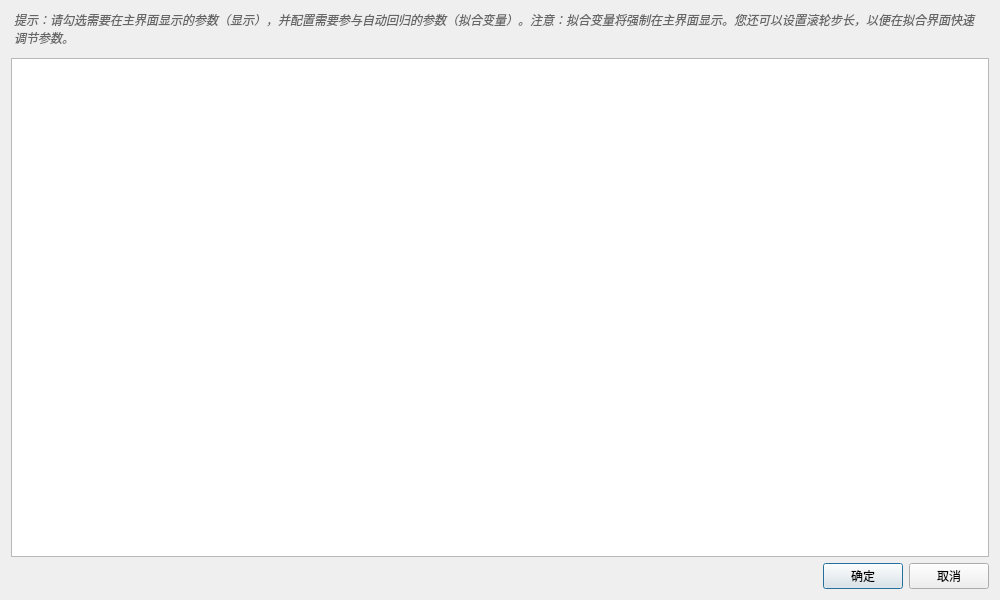
Qt form paramselectdialog.ui (Luqinghao1/WT20260203) before a commit.
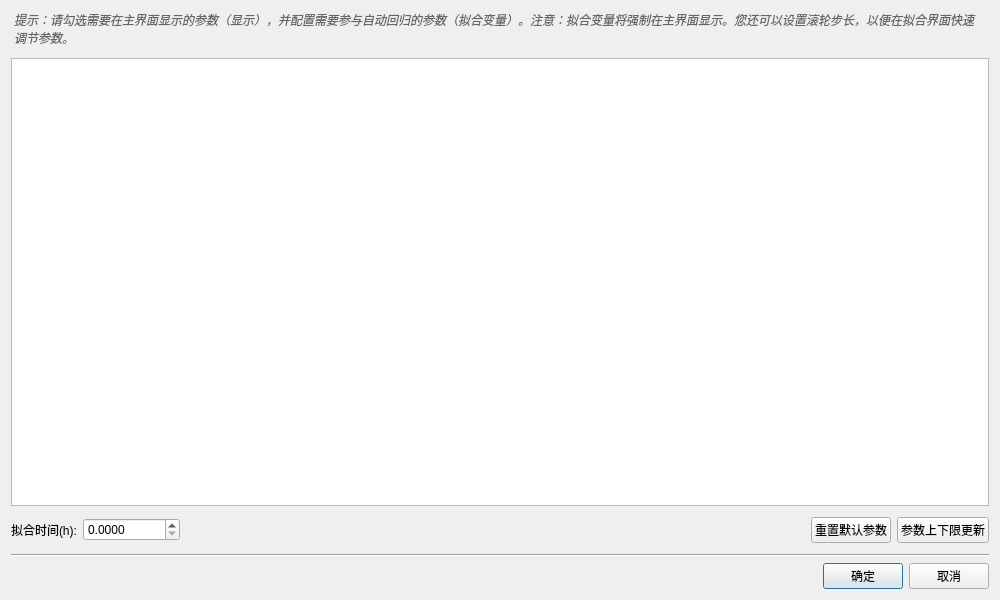
The same form after that commit.

```diff
--- a/paramselectdialog.ui
+++ b/paramselectdialog.ui
@@ -37,6 +37,70 @@
      </property>
     </widget>
    </item>
+   <item>
+    <layout class="QHBoxLayout" name="horizontalLayout_Tools">
+     <property name="topMargin">
+      <number>5</number>
+     </property>
+     <property name="bottomMargin">
+      <number>5</number>
+     </property>
+     <item>
+      <widget class="QLabel" name="labelTime">
+       <property name="text">
+        <string>拟合时间(h):</string>
+       </property>
+      </widget>
+     </item>
+     <item>
+      <widget class="QDoubleSpinBox" name="spinTimeMax">
+       <property name="toolTip">
+        <string>理论曲线计算的最大时间。默认与实测数据一致。</string>
+       </property>
+       <property name="decimals">
+        <number>4</number>
+       </property>
+       <property name="maximum">
+        <double>999999999.990000009536743</double>
+       </property>
+      </widget>
+     </item>
+     <item>
+      <spacer name="horizontalSpacer_2">
+       <property name="orientation">
+        <enum>Qt::Horizontal</enum>
+       </property>
+       <property name="sizeHint" stdset="0">
+        <size>
+         <width>40</width>
+         <height>20</height>
+        </size>
+       </property>
+      </spacer>
+     </item>
+     <item>
+      <widget class="QPushButton" name="btnResetDefaults">
+       <property name="text">
+        <string>重置默认参数</string>
+       </property>
+      </widget>
+     </item>
+     <item>
+      <widget class="QPushButton" name="btnAutoLimits">
+       <property name="text">
+        <string>参数上下限更新</string>
+       </property>
+      </widget>
+     </item>
+    </layout>
+   </item>
+   <item>
+    <widget class="Line" name="line">
+     <property name="orientation">
+      <enum>Qt::Horizontal</enum>
+     </property>
+    </widget>
+   </item>
    <item>
     <layout class="QHBoxLayout" name="horizontalLayout">
      <item>
```
